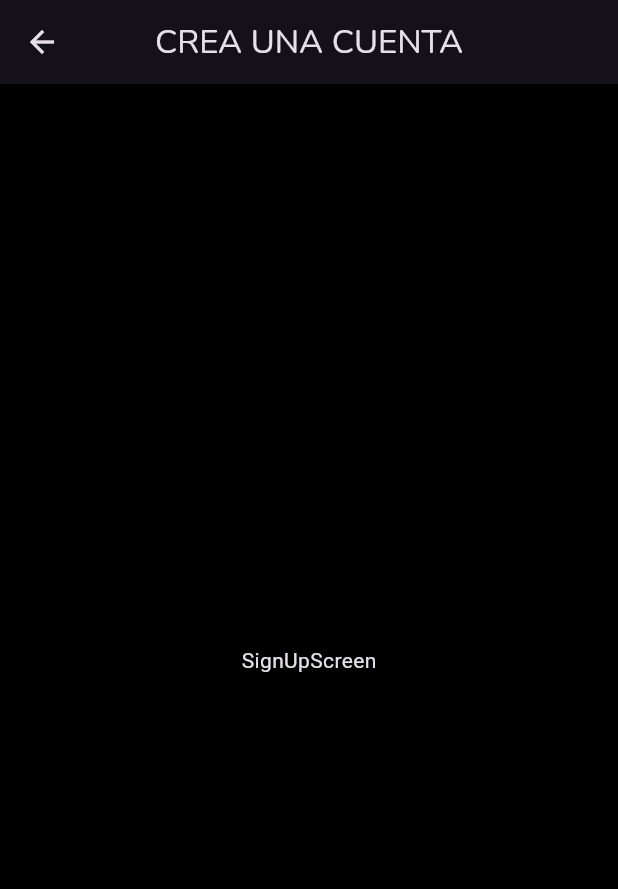
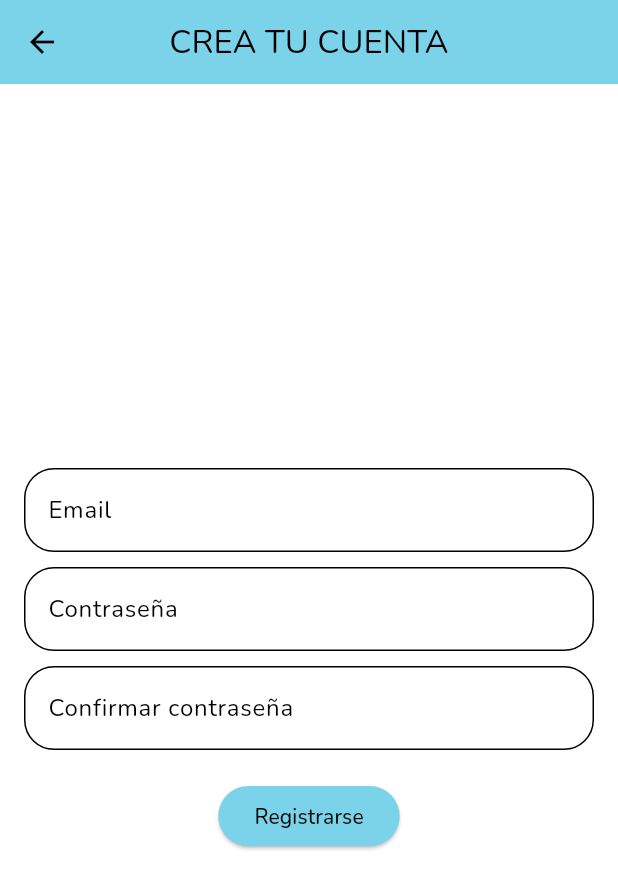
Before and after one commit to DavidTiradoDev/rickandmorty_app, a Flutter app: the SignUpScreen screen opened directly, on a phone screen of 412 x 824 dp. Shown: the top 889 px of the screen. Run offline on Flutter 3.47's test engine with Material 3 defaults, Android fonts, the phone set to English and light mode, and no system bars; our stand-ins replace firebase_auth, firebase_core, google_fonts; accounts and stored records are empty.

Commit message:
first part of sign up has been made

```diff
--- a/lib/login/interface/login_screen.dart
+++ b/lib/login/interface/login_screen.dart
@@ -59,6 +59,8 @@ class LoginScreen extends StatelessWidget {
                     height: 15,
                   ),
                   TextFormField(
+                    cursorColor: Colors.black,
+                    style: const TextStyle(color: Colors.black),
                     controller: emailController,
                     keyboardType: TextInputType.emailAddress,
                     decoration: InputDecoration(
@@ -72,6 +74,8 @@ class LoginScreen extends StatelessWidget {
                     height: 15,
                   ),
                   TextFormField(
+                    cursorColor: Colors.black,
+                    style: const TextStyle(color: Colors.black),
                     controller: passwordController,
                     obscureText: true,
                     decoration: InputDecoration(
--- a/lib/main.dart
+++ b/lib/main.dart
@@ -4,7 +4,7 @@ import 'package:firebase_core/firebase_core.dart';
 import 'package:rick_and_morty_app/firebase_options.dart';
 
 import 'package:rick_and_morty_app/login/login_injection.dart';
-import 'package:rick_and_morty_app/themes/dark_theme.dart';
+import 'package:rick_and_morty_app/common/dark_theme.dart';
 
 Future<void> main() async {
   WidgetsFlutterBinding.ensureInitialized();
--- a/lib/sign_up/domain/sign_up_provider.dart
+++ b/lib/sign_up/domain/sign_up_provider.dart
@@ -1,3 +1,22 @@
+import 'package:firebase_auth/firebase_auth.dart';
 import 'package:flutter/material.dart';
 
-class SignUpProvider with ChangeNotifier {}
+class SignUpProvider with ChangeNotifier {
+  final FirebaseAuth _auth = FirebaseAuth.instance;
+  User? _user;
+  Future<bool> signUpWithEmailAndPassword(String email, String password) async {
+    bool success = true;
+
+    try {
+      UserCredential userCredential = await _auth
+          .createUserWithEmailAndPassword(email: email, password: password);
+      _user = userCredential.user;
+      notifyListeners();
+    } catch (e) {
+      print(e);
+      success = false;
+    }
+
+    return success;
+  }
+}
--- a/lib/sign_up/interface/sign_up_screen.dart
+++ b/lib/sign_up/interface/sign_up_screen.dart
@@ -1,21 +1,144 @@
 import 'package:flutter/material.dart';
+
+import 'package:provider/provider.dart';
 import 'package:google_fonts/google_fonts.dart';
 
+import 'package:rick_and_morty_app/login/login_injection.dart';
+import 'package:rick_and_morty_app/sign_up/domain/sign_up_provider.dart';
+
 class SignUpScreen extends StatelessWidget {
-  const SignUpScreen({Key? key}) : super(key: key);
+  const SignUpScreen({super.key});
 
   @override
   Widget build(BuildContext context) {
+    final TextEditingController emailController = TextEditingController();
+    final TextEditingController passwordController = TextEditingController();
+    final TextEditingController confirmPasswordController =
+        TextEditingController();
+
+    final signInProvider = Provider.of<SignUpProvider>(context);
     return Scaffold(
+      backgroundColor: Colors.white,
       appBar: AppBar(
+        iconTheme: const IconThemeData(color: Colors.black),
+        backgroundColor: const Color(0xFF7BD3EA),
+        title: Text(
+          'CREA TU CUENTA',
+          style: GoogleFonts.nunito(color: Colors.black),
+        ),
         centerTitle: true,
-        title: Text(
-          'CREA UNA CUENTA',
-          style: GoogleFonts.nunito(),
+      ),
+      body: Center(
+        child: Padding(
+          padding: const EdgeInsets.all(16),
+          child: Column(
+            mainAxisAlignment: MainAxisAlignment.center,
+            children: [
+              TextFormField(
+                cursorColor: Colors.black,
+                style: const TextStyle(color: Colors.black),
+                keyboardType: TextInputType.emailAddress,
+                controller: emailController,
+                decoration: InputDecoration(
+                  label: Text(
+                    'Email',
+                    style: GoogleFonts.nunito(color: Colors.black),
+                  ),
+                  border: const OutlineInputBorder(
+                    borderRadius: BorderRadius.all(
+                      Radius.circular(
+                        20,
+                      ),
+                    ),
+                  ),
+                ),
+              ),
+              const SizedBox(height: 10),
+              TextFormField(
+                cursorColor: Colors.black,
+                style: const TextStyle(color: Colors.black),
+                controller: passwordController,
+                decoration: InputDecoration(
+                  label: Text(
+                    'Contraseña',
+                    style: GoogleFonts.nunito(color: Colors.black),
+                  ),
+                  border: const OutlineInputBorder(
+                    borderRadius: BorderRadius.all(
+                      Radius.circular(
+                        20,
+                      ),
+                    ),
+                  ),
+                ),
+                obscureText: true,
+              ),
+              const SizedBox(height: 10),
+              TextFormField(
+                controller: confirmPasswordController,
+                cursorColor: Colors.black,
+                style: const TextStyle(color: Colors.black),
+                decoration: InputDecoration(
+                  label: Text(
+                    'Confirmar contraseña',
+                    style: GoogleFonts.nunito(color: Colors.black),
+                  ),
+                  border: const OutlineInputBorder(
+                    borderRadius: BorderRadius.all(
+                      Radius.circular(
+                        20,
+                      ),
+                    ),
+                  ),
+                ),
+                obscureText: true,
+              ),
+              const SizedBox(height: 20),
+              ElevatedButton(
+                onPressed: () {
+                  String email = emailController.text;
+                  String password = passwordController.text;
+                  String confirmPassword = confirmPasswordController.text;
+
+                  if (password != confirmPassword) {
+                    ScaffoldMessenger.of(context).showSnackBar(
+                      const SnackBar(
+                        content: Text('Las contraseñas no coinciden'),
+                      ),
+                    );
+                    return; // Detener la ejecución si las contraseñas no coinciden
+                  }
+                  signInProvider
+                      .signUpWithEmailAndPassword(email, password)
+                      .then(
+                    (success) {
+                      if (success) {
+                        Navigator.pushReplacement(
+                          context,
+                          MaterialPageRoute(
+                            builder: (context) => LoginInjection.injection(),
+                          ),
+                        );
+                      } else {
+                        ScaffoldMessenger.of(context).showSnackBar(
+                          const SnackBar(
+                            content: Text('Error al registrar'),
+                          ),
+                        );
+                      }
+                    },
+                  );
+                },
+                child: Text(
+                  'Registrarse',
+                  style: GoogleFonts.nunito(
+                    color: Colors.black,
+                  ),
+                ),
+              ),
+            ],
+          ),
         ),
-      ),
-      body: const Center(
-        child: Text('SignUpScreen'),
       ),
     );
   }
--- a/pubspec.yaml
+++ b/pubspec.yaml
@@ -40,6 +40,7 @@ dependencies:
   google_fonts: ^6.1.0
   firebase_core: ^2.24.2
   firebase_auth: ^4.16.0
+  cloud_firestore: ^4.15.3
 
 dev_dependencies:
   flutter_test:
```
Also changed, not shown: lib/common/dark_theme.dart (renamed from lib/themes/dark_theme.dart), pubspec.lock, 3 other files.
